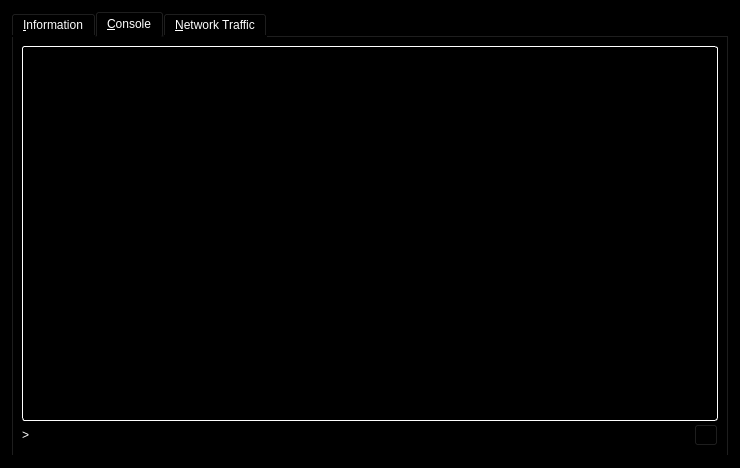
The window that src/qt/forms/debugconsole.ui (waffle-iron/DarkSilk-Release-Candidate) describes before a commit, drawn with Qt 5.
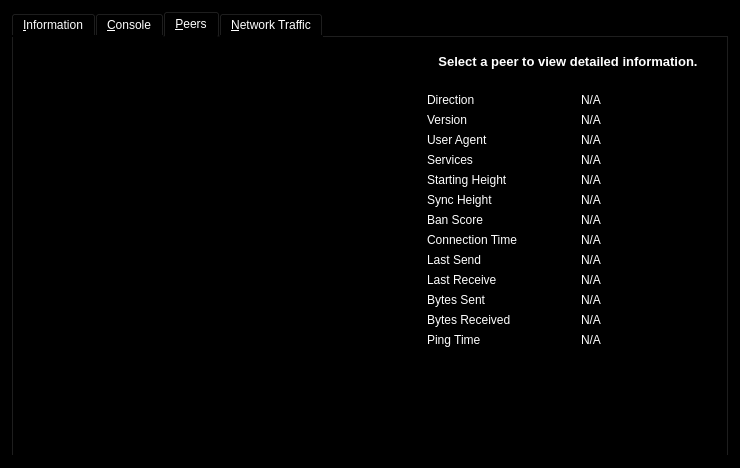
The same window after the commit. The open tabs and pages were chosen to show the change. Icons and pictures are not drawn. Custom widgets are drawn as their Qt base class.

Commit message: added peers table to wallet UI.

What changed in the file:
```diff
--- a/src/qt/forms/debugconsole.ui
+++ b/src/qt/forms/debugconsole.ui
@@ -464,6 +464,388 @@
        </item>
       </layout>
      </widget>
+     <widget class="QWidget" name="tab_peers">
+      <attribute name="title">
+       <string>&amp;Peers</string>
+      </attribute>
+      <layout class="QGridLayout" name="gridLayout_2">
+       <item row="0" column="0" rowspan="2">
+        <widget class="QTableView" name="peerWidget">
+         <property name="horizontalScrollBarPolicy">
+          <enum>Qt::ScrollBarAsNeeded</enum>
+         </property>
+         <property name="sortingEnabled">
+          <bool>true</bool>
+         </property>
+         <attribute name="horizontalHeaderHighlightSections">
+          <bool>false</bool>
+         </attribute>
+        </widget>
+       </item>
+       <item row="0" column="1">
+        <widget class="QLabel" name="peerHeading">
+         <property name="sizePolicy">
+          <sizepolicy hsizetype="Preferred" vsizetype="Minimum">
+           <horstretch>0</horstretch>
+           <verstretch>0</verstretch>
+          </sizepolicy>
+         </property>
+         <property name="minimumSize">
+          <size>
+           <width>300</width>
+           <height>32</height>
+          </size>
+         </property>
+         <property name="font">
+          <font>
+           <pointsize>10</pointsize>
+           <weight>75</weight>
+           <bold>true</bold>
+          </font>
+         </property>
+         <property name="cursor">
+          <cursorShape>IBeamCursor</cursorShape>
+         </property>
+         <property name="text">
+          <string>Select a peer to view detailed information.</string>
+         </property>
+         <property name="alignment">
+          <set>Qt::AlignCenter</set>
+         </property>
+         <property name="wordWrap">
+          <bool>true</bool>
+         </property>
+         <property name="textInteractionFlags">
+          <set>Qt::LinksAccessibleByMouse|Qt::TextSelectableByKeyboard|Qt::TextSelectableByMouse</set>
+         </property>
+        </widget>
+       </item>
+       <item row="1" column="1">
+        <widget class="QWidget" name="detailWidget" native="true">
+         <property name="minimumSize">
+          <size>
+           <width>300</width>
+           <height>0</height>
+          </size>
+         </property>
+         <layout class="QGridLayout" name="gridLayout_3">
+          <item row="0" column="0">
+           <widget class="QLabel" name="label_23">
+            <property name="text">
+             <string>Direction</string>
+            </property>
+           </widget>
+          </item>
+          <item row="0" column="2">
+           <widget class="QLabel" name="peerDirection">
+            <property name="cursor">
+             <cursorShape>IBeamCursor</cursorShape>
+            </property>
+            <property name="text">
+             <string>N/A</string>
+            </property>
+            <property name="textFormat">
+             <enum>Qt::PlainText</enum>
+            </property>
+            <property name="textInteractionFlags">
+             <set>Qt::LinksAccessibleByMouse|Qt::TextSelectableByKeyboard|Qt::TextSelectableByMouse</set>
+            </property>
+           </widget>
+          </item>
+          <item row="1" column="0">
+           <widget class="QLabel" name="label_21">
+            <property name="text">
+             <string>Version</string>
+            </property>
+           </widget>
+          </item>
+          <item row="1" column="2">
+           <widget class="QLabel" name="peerVersion">
+            <property name="cursor">
+             <cursorShape>IBeamCursor</cursorShape>
+            </property>
+            <property name="text">
+             <string>N/A</string>
+            </property>
+            <property name="textFormat">
+             <enum>Qt::PlainText</enum>
+            </property>
+            <property name="textInteractionFlags">
+             <set>Qt::LinksAccessibleByMouse|Qt::TextSelectableByKeyboard|Qt::TextSelectableByMouse</set>
+            </property>
+           </widget>
+          </item>
+          <item row="2" column="0">
+           <widget class="QLabel" name="label_28">
+            <property name="text">
+             <string>User Agent</string>
+            </property>
+           </widget>
+          </item>
+          <item row="2" column="2">
+           <widget class="QLabel" name="peerSubversion">
+            <property name="cursor">
+             <cursorShape>IBeamCursor</cursorShape>
+            </property>
+            <property name="text">
+             <string>N/A</string>
+            </property>
+            <property name="textFormat">
+             <enum>Qt::PlainText</enum>
+            </property>
+            <property name="textInteractionFlags">
+             <set>Qt::LinksAccessibleByMouse|Qt::TextSelectableByKeyboard|Qt::TextSelectableByMouse</set>
+            </property>
+           </widget>
+          </item>
+          <item row="3" column="0">
+           <widget class="QLabel" name="label_4">
+            <property name="text">
+             <string>Services</string>
+            </property>
+           </widget>
+          </item>
+          <item row="3" column="2">
+           <widget class="QLabel" name="peerServices">
+            <property name="cursor">
+             <cursorShape>IBeamCursor</cursorShape>
+            </property>
+            <property name="text">
+             <string>N/A</string>
+            </property>
+            <property name="textFormat">
+             <enum>Qt::PlainText</enum>
+            </property>
+            <property name="textInteractionFlags">
+             <set>Qt::LinksAccessibleByMouse|Qt::TextSelectableByKeyboard|Qt::TextSelectableByMouse</set>
+            </property>
+           </widget>
+          </item>
+          <item row="5" column="0">
+           <widget class="QLabel" name="label_29">
+            <property name="text">
+             <string>Starting Height</string>
+            </property>
+           </widget>
+          </item>
+          <item row="5" column="2">
+           <widget class="QLabel" name="peerHeight">
+            <property name="cursor">
+             <cursorShape>IBeamCursor</cursorShape>
+            </property>
+            <property name="text">
+             <string>N/A</string>
+            </property>
+            <property name="textFormat">
+             <enum>Qt::PlainText</enum>
+            </property>
+            <property name="textInteractionFlags">
+             <set>Qt::LinksAccessibleByMouse|Qt::TextSelectableByKeyboard|Qt::TextSelectableByMouse</set>
+            </property>
+           </widget>
+          </item>
+          <item row="6" column="0">
+           <widget class="QLabel" name="label_27">
+            <property name="text">
+             <string>Sync Height</string>
+            </property>
+           </widget>
+          </item>
+          <item row="6" column="2">
+           <widget class="QLabel" name="peerSyncHeight">
+            <property name="cursor">
+             <cursorShape>IBeamCursor</cursorShape>
+            </property>
+            <property name="text">
+             <string>N/A</string>
+            </property>
+            <property name="textFormat">
+             <enum>Qt::PlainText</enum>
+            </property>
+            <property name="textInteractionFlags">
+             <set>Qt::LinksAccessibleByMouse|Qt::TextSelectableByKeyboard|Qt::TextSelectableByMouse</set>
+            </property>
+           </widget>
+          </item>
+          <item row="7" column="0">
+           <widget class="QLabel" name="label_24">
+            <property name="text">
+             <string>Ban Score</string>
+            </property>
+           </widget>
+          </item>
+          <item row="7" column="2">
+           <widget class="QLabel" name="peerBanScore">
+            <property name="cursor">
+             <cursorShape>IBeamCursor</cursorShape>
+            </property>
+            <property name="text">
+             <string>N/A</string>
+            </property>
+            <property name="textFormat">
+             <enum>Qt::PlainText</enum>
+            </property>
+            <property name="textInteractionFlags">
+             <set>Qt::LinksAccessibleByMouse|Qt::TextSelectableByKeyboard|Qt::TextSelectableByMouse</set>
+            </property>
+           </widget>
+          </item>
+          <item row="8" column="0">
+           <widget class="QLabel" name="label_22">
+            <property name="text">
+             <string>Connection Time</string>
+            </property>
+           </widget>
+          </item>
+          <item row="8" column="2">
+           <widget class="QLabel" name="peerConnTime">
+            <property name="cursor">
+             <cursorShape>IBeamCursor</cursorShape>
+            </property>
+            <property name="text">
+             <string>N/A</string>
+            </property>
+            <property name="textFormat">
+             <enum>Qt::PlainText</enum>
+            </property>
+            <property name="textInteractionFlags">
+             <set>Qt::LinksAccessibleByMouse|Qt::TextSelectableByKeyboard|Qt::TextSelectableByMouse</set>
+            </property>
+           </widget>
+          </item>
+          <item row="9" column="0">
+           <widget class="QLabel" name="label_15">
+            <property name="text">
+             <string>Last Send</string>
+            </property>
+           </widget>
+          </item>
+          <item row="9" column="2">
+           <widget class="QLabel" name="peerLastSend">
+            <property name="cursor">
+             <cursorShape>IBeamCursor</cursorShape>
+            </property>
+            <property name="text">
+             <string>N/A</string>
+            </property>
+            <property name="textFormat">
+             <enum>Qt::PlainText</enum>
+            </property>
+            <property name="textInteractionFlags">
+             <set>Qt::LinksAccessibleByMouse|Qt::TextSelectableByKeyboard|Qt::TextSelectableByMouse</set>
+            </property>
+           </widget>
+          </item>
+          <item row="10" column="0">
+           <widget class="QLabel" name="label_19">
+            <property name="text">
+             <string>Last Receive</string>
+            </property>
+           </widget>
+          </item>
+          <item row="10" column="2">
+           <widget class="QLabel" name="peerLastRecv">
+            <property name="cursor">
+             <cursorShape>IBeamCursor</cursorShape>
+            </property>
+            <property name="text">
+             <string>N/A</string>
+            </property>
+            <property name="textFormat">
+             <enum>Qt::PlainText</enum>
+            </property>
+            <property name="textInteractionFlags">
+             <set>Qt::LinksAccessibleByMouse|Qt::TextSelectableByKeyboard|Qt::TextSelectableByMouse</set>
+            </property>
+           </widget>
+          </item>
+          <item row="11" column="0">
+           <widget class="QLabel" name="label_18">
+            <property name="text">
+             <string>Bytes Sent</string>
+            </property>
+           </widget>
+          </item>
+          <item row="11" column="2">
+           <widget class="QLabel" name="peerBytesSent">
+            <property name="cursor">
+             <cursorShape>IBeamCursor</cursorShape>
+            </property>
+            <property name="text">
+             <string>N/A</string>
+            </property>
+            <property name="textFormat">
+             <enum>Qt::PlainText</enum>
+            </property>
+            <property name="textInteractionFlags">
+             <set>Qt::LinksAccessibleByMouse|Qt::TextSelectableByKeyboard|Qt::TextSelectableByMouse</set>
+            </property>
+           </widget>
+          </item>
+          <item row="12" column="0">
+           <widget class="QLabel" name="label_20">
+            <property name="text">
+             <string>Bytes Received</string>
+            </property>
+           </widget>
+          </item>
+          <item row="12" column="2">
+           <widget class="QLabel" name="peerBytesRecv">
+            <property name="cursor">
+             <cursorShape>IBeamCursor</cursorShape>
+            </property>
+            <property name="text">
+             <string>N/A</string>
+            </property>
+            <property name="textFormat">
+             <enum>Qt::PlainText</enum>
+            </property>
+            <property name="textInteractionFlags">
+             <set>Qt::LinksAccessibleByMouse|Qt::TextSelectableByKeyboard|Qt::TextSelectableByMouse</set>
+            </property>
+           </widget>
+          </item>
+          <item row="13" column="0">
+           <widget class="QLabel" name="label_26">
+            <property name="text">
+             <string>Ping Time</string>
+            </property>
+           </widget>
+          </item>
+          <item row="13" column="2">
+           <widget class="QLabel" name="peerPingTime">
+            <property name="cursor">
+             <cursorShape>IBeamCursor</cursorShape>
+            </property>
+            <property name="text">
+             <string>N/A</string>
+            </property>
+            <property name="textFormat">
+             <enum>Qt::PlainText</enum>
+            </property>
+            <property name="textInteractionFlags">
+             <set>Qt::LinksAccessibleByMouse|Qt::TextSelectableByKeyboard|Qt::TextSelectableByMouse</set>
+            </property>
+           </widget>
+          </item>
+          <item row="14" column="1">
+           <spacer name="verticalSpacer_3">
+            <property name="orientation">
+             <enum>Qt::Vertical</enum>
+            </property>
+            <property name="sizeHint" stdset="0">
+             <size>
+              <width>20</width>
+              <height>40</height>
+             </size>
+            </property>
+           </spacer>
+          </item>
+         </layout>
+        </widget>
+       </item>
+      </layout>
+     </widget>
      <widget class="QWidget" name="tab">
       <attribute name="title">
        <string>&amp;Network Traffic</string>
```
Left out of the diff: 70 changed lines with no effect on the pictures. The commit also changes 13 other files.
